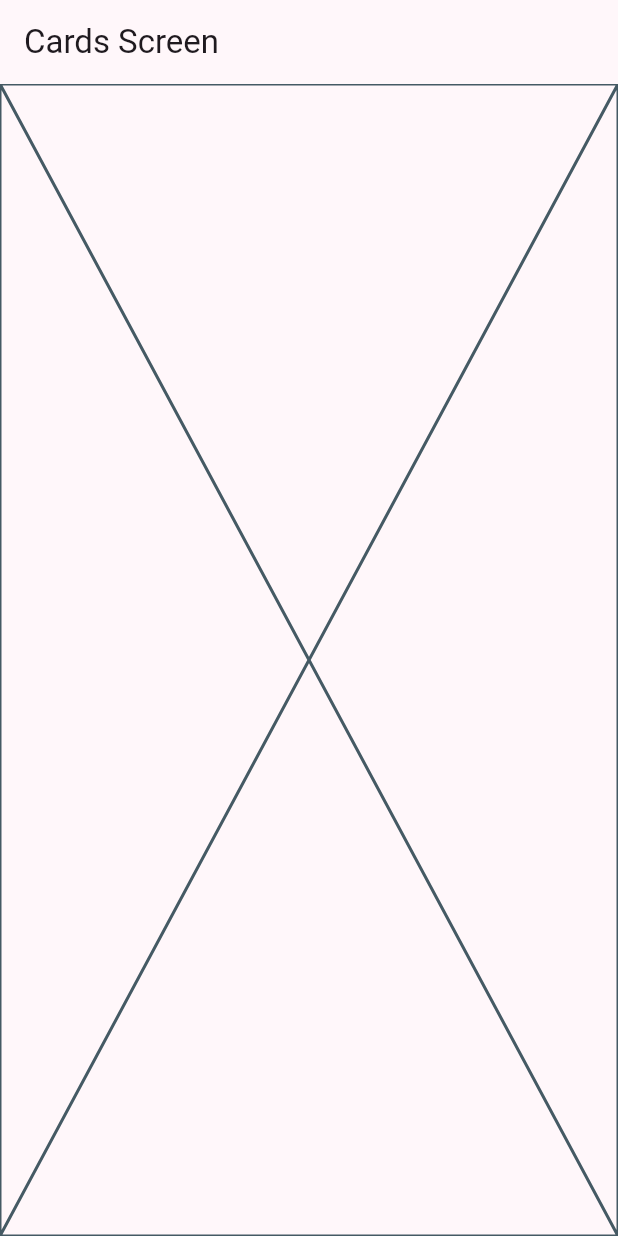
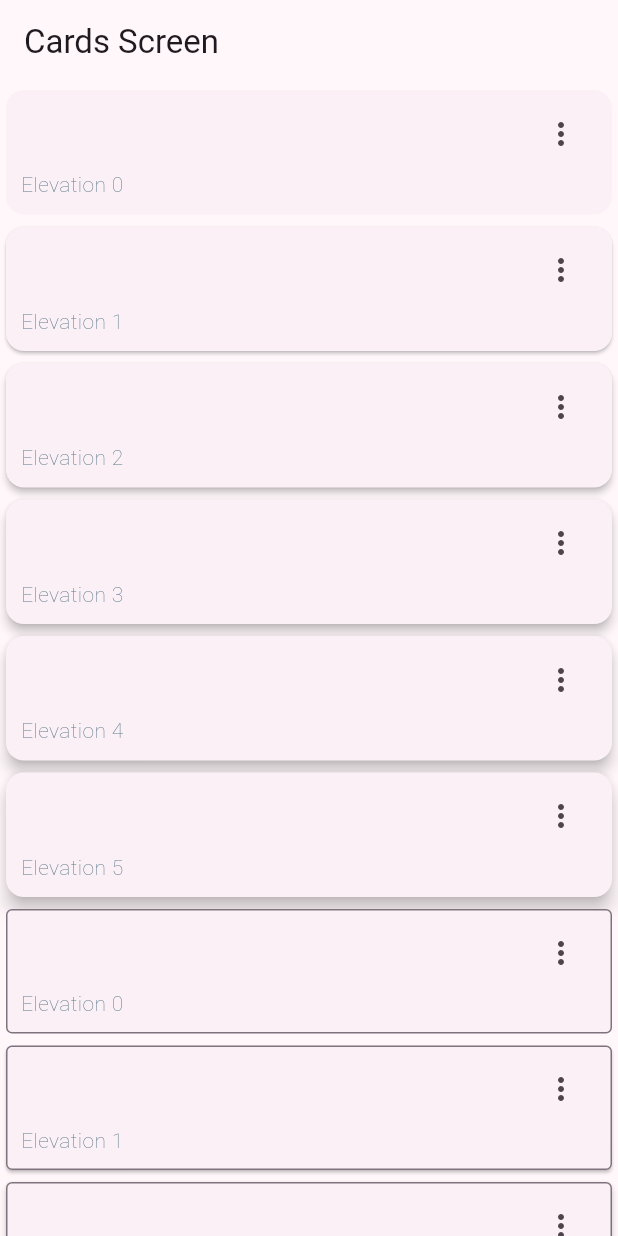
Before and after one commit to prodriguezr/flutter-widgets_app, a Flutter app: the CardsScreen screen opened by its route, on a phone screen of 412 x 824 dp. Run offline on Flutter 3.47's test engine with Material 3 defaults, Android fonts, the phone set to English and light mode, and no system bars; our stand-ins replace go_router.

Commit message:
Added and configured CardType1 and CardType2

```diff
--- a/lib/presentation/screens/cards/cards_screen.dart
+++ b/lib/presentation/screens/cards/cards_screen.dart
@@ -1,4 +1,13 @@
 import 'package:flutter/material.dart';
+
+const cards = <Map<String, dynamic>>[
+  {'elevation': 0.0, 'label': 'Elevation 0'},
+  {'elevation': 1.0, 'label': 'Elevation 1'},
+  {'elevation': 2.0, 'label': 'Elevation 2'},
+  {'elevation': 3.0, 'label': 'Elevation 3'},
+  {'elevation': 4.0, 'label': 'Elevation 4'},
+  {'elevation': 5.0, 'label': 'Elevation 5'},
+];
 
 class CardsScreen extends StatelessWidget {
   static const String name = 'CardsScreen';
@@ -11,7 +20,115 @@ class CardsScreen extends StatelessWidget {
       appBar: AppBar(
         title: const Text('Cards Screen'),
       ),
-      body: const Placeholder(),
+      body: _CardsView(),
     );
   }
 }
+
+class _CardsView extends StatelessWidget {
+  @override
+  Widget build(BuildContext context) {
+    return SingleChildScrollView(
+      child: Column(
+        children: [
+          ...cards.map(
+            (card) => _CardType1(
+              label: card['label'],
+              elevation: card['elevation'],
+            ),
+          ),
+          ...cards.map(
+            (card) => _CardType2(
+              label: card['label'],
+              elevation: card['elevation'],
+            ),
+          ),
+        ],
+      ),
+    );
+  }
+}
+
+class _CardType1 extends StatelessWidget {
+  final String label;
+  final double elevation;
+
+  const _CardType1({required this.label, required this.elevation});
+
+  @override
+  Widget build(BuildContext context) {
+    return Card(
+      elevation: elevation,
+      child: Padding(
+        padding: const EdgeInsets.fromLTRB(10, 5, 10, 10),
+        child: Column(
+          children: [
+            Align(
+              alignment: Alignment.topRight,
+              child: IconButton(
+                onPressed: () {},
+                icon: const Icon(Icons.more_vert_outlined),
+              ),
+            ),
+            Align(
+              alignment: Alignment.bottomLeft,
+              child: Text(
+                label,
+                style: const TextStyle(
+                  color: Colors.blueGrey,
+                  fontWeight: FontWeight.w100,
+                ),
+              ),
+            ),
+          ],
+        ),
+      ),
+    );
+  }
+}
+
+class _CardType2 extends StatelessWidget {
+  final String label;
+  final double elevation;
+
+  const _CardType2({required this.label, required this.elevation});
+
+  @override
+  Widget build(BuildContext context) {
+    final colorScheme = Theme.of(context).colorScheme;
+
+    return Card(
+      shape: RoundedRectangleBorder(
+        borderRadius: BorderRadius.circular(4),
+        side: BorderSide(
+          color: colorScheme.outline,
+        ),
+      ),
+      elevation: elevation,
+      child: Padding(
+        padding: const EdgeInsets.fromLTRB(10, 5, 10, 10),
+        child: Column(
+          children: [
+            Align(
+              alignment: Alignment.topRight,
+              child: IconButton(
+                onPressed: () {},
+                icon: const Icon(Icons.more_vert_outlined),
+              ),
+            ),
+            Align(
+              alignment: Alignment.bottomLeft,
+              child: Text(
+                label,
+                style: const TextStyle(
+                  color: Colors.blueGrey,
+                  fontWeight: FontWeight.w100,
+                ),
+              ),
+            ),
+          ],
+        ),
+      ),
+    );
+  }
+}
```
